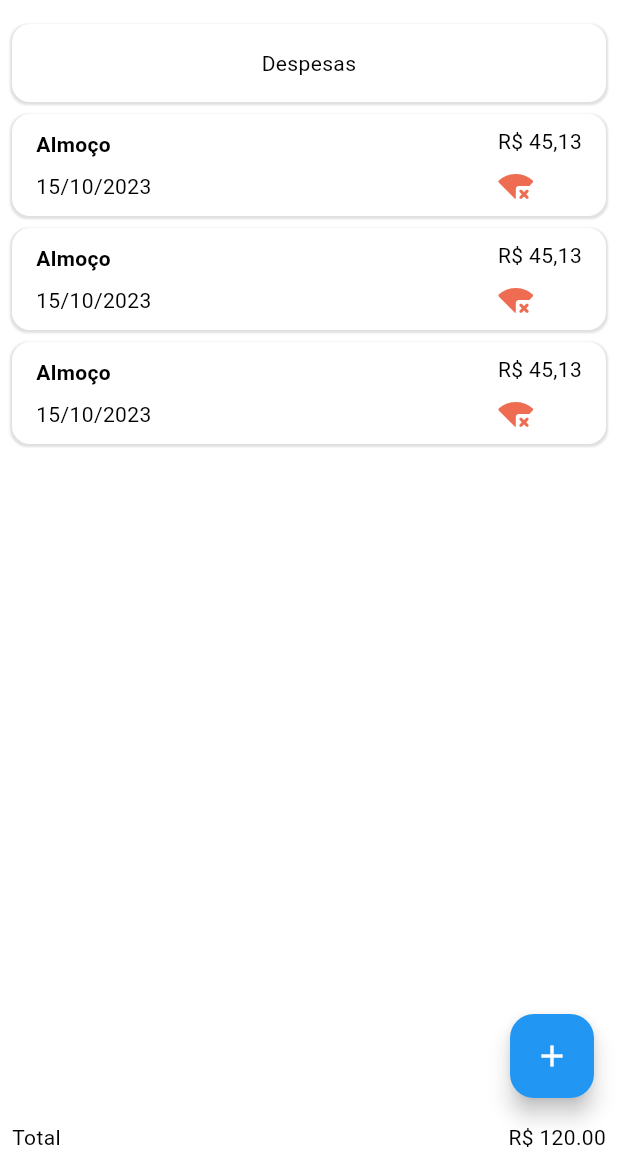
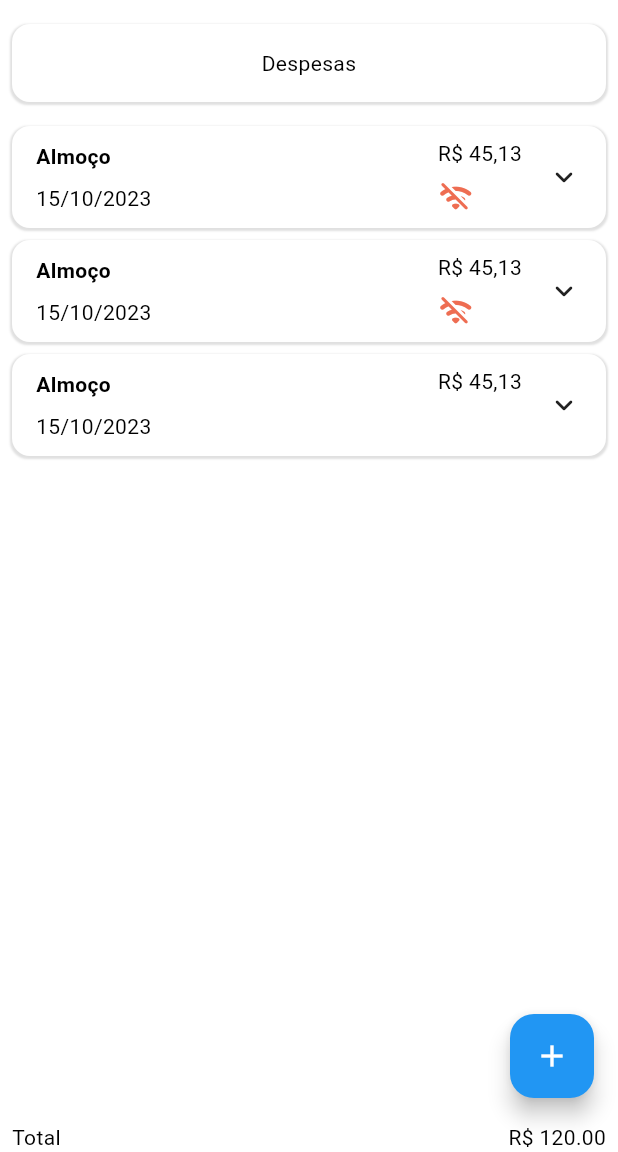
Before and after one commit to MojoMiojo/onfly_app, a Flutter app: the screen it shows after launch, on a phone screen of 412 x 824 dp, the part 84-1236 px from its top. Run offline on Flutter 3.47's test engine with Material 2 defaults, Android fonts, the phone set to English and light mode, and no system bars; our stand-ins replace dio, flutter_bloc, flutter_svg, get_it.

Commit message:
refactor: home and expense card

```diff
--- a/lib/presentation/home/components/home_expense_card.dart
+++ b/lib/presentation/home/components/home_expense_card.dart
@@ -49,12 +49,17 @@ class _HomeExpenseCard extends StatelessWidget {
                 expense.value.formatToMoney(),
               ),
               const SizedBox(height: 8),
-              Icon(
-                Icons.signal_wifi_connected_no_internet_4_rounded,
-                color: OnflyColors.burntSienna,
+              Visibility.maintain(
+                visible: !expense.isSubmitted,
+                child: Icon(
+                  Icons.wifi_off_rounded,
+                  color: OnflyColors.burntSienna,
+                ),
               )
             ],
           ),
+          const SizedBox(width: 16),
+          const Icon(Icons.expand_more_rounded)
         ],
       ),
     );
--- a/lib/presentation/home/home_page.dart
+++ b/lib/presentation/home/home_page.dart
@@ -68,8 +68,9 @@ class _HomePageState extends State<HomePage> {
                   ),
                   child: const Text('Despesas', textAlign: TextAlign.center),
                 ),
-                const SizedBox(height: 8),
+                const SizedBox(height: 16),
                 ListView.separated(
+                  primary: false,
                   shrinkWrap: true,
                   padding: EdgeInsets.zero,
                   itemBuilder: (context, index) => _HomeExpenseCard(
--- a/lib/presentation/home/stores/home_cubit.dart
+++ b/lib/presentation/home/stores/home_cubit.dart
@@ -28,7 +28,7 @@ class HomeCubit extends Cubit<HomeState> {
       title: 'Almoço',
       date: DateTime.now(),
       value: 45.13,
-      isSubmitted: false,
+      isSubmitted: true,
     )
   ];
 }
```
